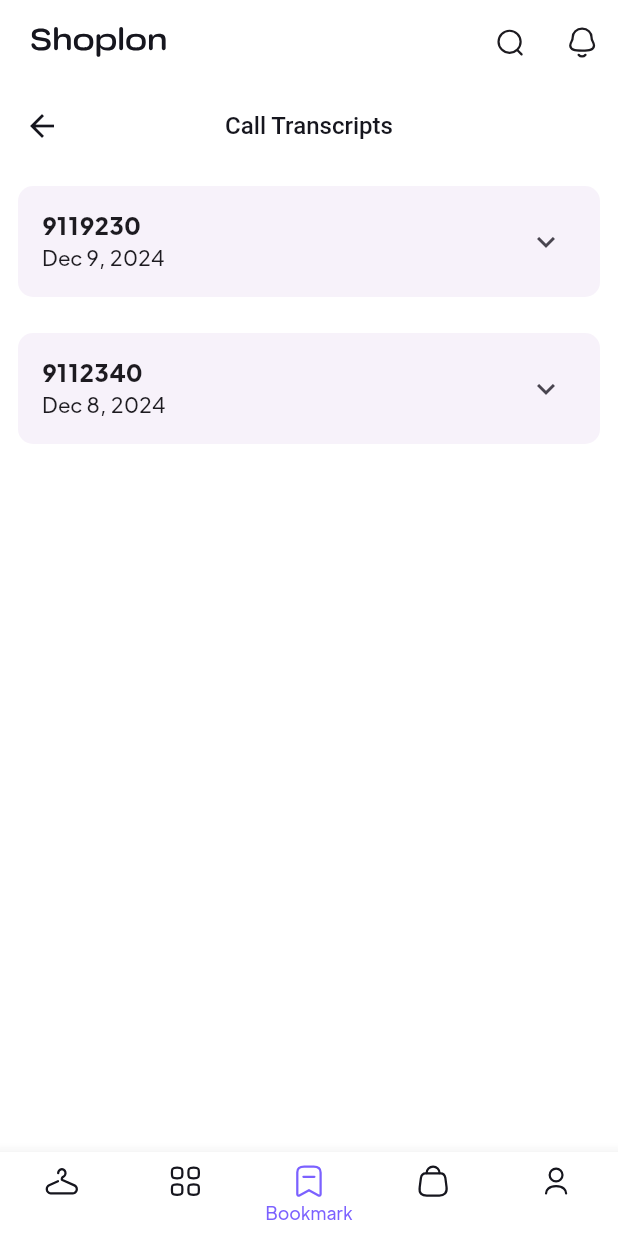
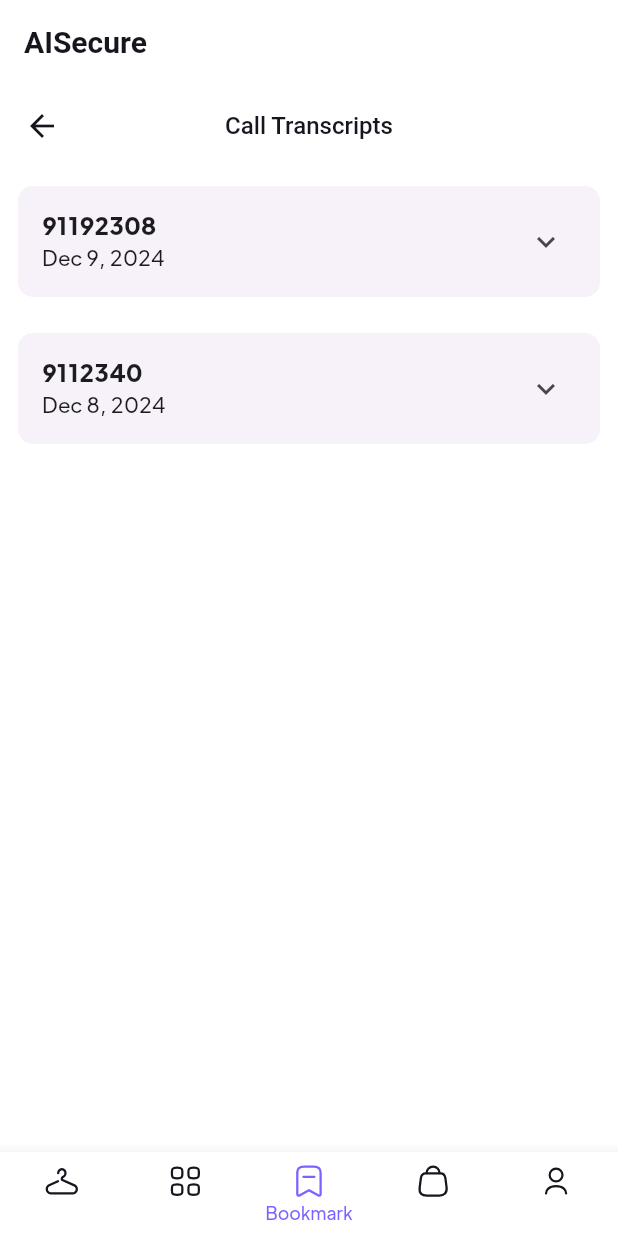
Before and after one commit to Alan2201038/JTACS, a Flutter app: the EntryPoint screen opened by its route, item 3 of the bottom bar chosen, on a phone screen of 412 x 824 dp. Run offline on Flutter 3.47's test engine with Material 3 defaults, Android fonts, the phone set to English and light mode, and no system bars; our stand-ins replace cached_network_image, flutter_local_notifications, flutter_rating_bar, flutter_svg, form_field_validator; missing offline and left inert: flutter_vibrate.

Commit message:
added notifs

```diff
--- a/lib/entry_point.dart
+++ b/lib/entry_point.dart
@@ -39,46 +39,18 @@ class _EntryPointState extends State<EntryPoint> {
 
     return Scaffold(
       appBar: AppBar(
-        // pinned: true,
-        // floating: true,
-        // snap: true,
   backgroundColor: Theme.of(context).scaffoldBackgroundColor,
   leading: const SizedBox(),
   leadingWidth: 0,
   centerTitle: false,
-        title: SvgPicture.asset(
-          "assets/logo/Shoplon.svg",
-          colorFilter: ColorFilter.mode(
-              Theme.of(context).iconTheme.color!, BlendMode.srcIn),
-          height: 20,
-          width: 100,
-        ),
-        actions: [
-          IconButton(
-            onPressed: () {
-              Navigator.pushNamed(context, searchScreenRoute);
-            },
-            icon: SvgPicture.asset(
-              "assets/icons/Search.svg",
-              height: 24,
-              colorFilter: ColorFilter.mode(
-                  Theme.of(context).textTheme.bodyLarge!.color!,
-                  BlendMode.srcIn),
+  title: Text(
+    "AISecure",
+    style: TextStyle(
+      fontSize: 20,
+      fontWeight: FontWeight.bold,
+      color: Theme.of(context).iconTheme.color,
     ),
   ),
-          IconButton(
-            onPressed: () {
-              Navigator.pushNamed(context, notificationsScreenRoute);
-            },
-            icon: SvgPicture.asset(
-              "assets/icons/Notification.svg",
-              height: 24,
-              colorFilter: ColorFilter.mode(
-                  Theme.of(context).textTheme.bodyLarge!.color!,
-                  BlendMode.srcIn),
-            ),
-          ),
-        ],
 ),
       // body: _pages[_currentIndex],
       body: PageTransitionSwitcher(
--- a/lib/route/route_constants.dart
+++ b/lib/route/route_constants.dart
@@ -19,6 +19,7 @@ const String productDetailsScreenRoute = "product_details";
 const String productReviewsScreenRoute = "product_reviews";
 const String addReviewsScreenRoute = "add_reviews";
 const String homeScreenRoute = "home";
+const String transcriptRoute = "notif_transcript";
 const String brandScreenRoute = "brand";
 const String discoverWithImageScreenRoute = "discover_with_image";
 const String subDiscoverScreenRoute = "sub_discover";
--- a/lib/route/router.dart
+++ b/lib/route/router.dart
@@ -3,6 +3,7 @@ import 'package:shop/entry_point.dart';
 
 import '../screens/checkout/views/callMonitoringScreen.dart';
 import 'screen_export.dart';
+import '../screens/infoscam/notif_Transcript.dart';
 
 // Yuo will get 50+ screens and more once you have the full template
 // 🔗 Full template: https://theflutterway.gumroad.com/l/fluttershop
@@ -147,6 +148,10 @@ Route<dynamic> generateRoute(RouteSettings settings) {
     case homeScreenRoute:
       return MaterialPageRoute(
         builder: (context) => const HomeScreen(),
+      );
+    case transcriptRoute:
+      return MaterialPageRoute(
+        builder: (context) =>  NextOfKinTranscriptScreen(),
       );
     // case brandScreenRoute:
     //   return MaterialPageRoute(
--- a/lib/screens/bookmark/views/transcript_screen.dart
+++ b/lib/screens/bookmark/views/transcript_screen.dart
@@ -3,23 +3,35 @@ import 'package:flutter/material.dart';
 class TranscriptScreen extends StatelessWidget {
   final List<Map<String, dynamic>> transcripts = [
   {
-      "callId": "9119230",
+    "callId": "91192308",
     "time": "Dec 9, 2024",
     "entries": [
-        {"time": "10:00 AM", "speaker": "Caller", "message": "Hello, this is John from XYZ company."},
-        {"time": "10:01 AM", "speaker": "You", "message": "Hi John, how can I help you?"},
-        {"time": "10:02 AM", "speaker": "Caller", "message": "We are offering a limited-time investment opportunity."},
-        {"time": "10:03 AM", "speaker": "You", "message": "I’m not interested, thank you."},
+      {"time": "10:00 AM", "speaker": "Caller", "message": "Hello, this is Alex from ABC Bank’s fraud detection team. We’ve detected suspicious activity on your account."},
+      {"time": "10:01 AM", "speaker": "You", "message": "Oh no, what kind of activity?"},
+      {"time": "10:02 AM", "speaker": "Caller", "message": "There was an unauthorized transfer of 1,200 attempted to an international account. To secure your funds, we need to verify your identity immediately."},
+      {"time": "10:03 AM", "speaker": "You", "message": "That’s strange. What do I need to do?"},
+      {"time": "10:04 AM", "speaker": "Caller", "message": "I’ve just sent a One-Time Password (OTP) to your registered mobile number. Please read it out to me so I can authenticate and block the transaction."},
+      {"time": "10:05 AM", "speaker": "You", "message": "Wait, how do I know this is actually from ABC Bank?"},
+      {"time": "10:06 AM", "speaker": "Caller", "message": "I completely understand your concern. You can verify our fraud department’s number on the back of your bank card. But please act fast, as this transfer is pending and could go through any minute."},
+      {"time": "10:07 AM", "speaker": "You", "message": "Let me check my account first."},
+      {"time": "10:08 AM", "speaker": "Caller", "message": "If you don’t provide the OTP now, we won’t be able to block the transfer in time, and your money could be lost. This is urgent for your account’s safety."},
+      {"time": "10:09 AM", "speaker": "You", "message": "I’ll call the bank directly, thank you."},
     ]
   },
   {
     "callId": "9112340",
     "time": "Dec 8, 2024",
     "entries": [
-        {"time": "2:00 PM", "speaker": "Caller", "message": "Hi, we are offering a free vacation!"},
-        {"time": "2:01 PM", "speaker": "You", "message": "Sounds too good to be true."},
-        {"time": "2:02 PM", "speaker": "Caller", "message": "No, it’s absolutely real! Just share your credit card details."},
-        {"time": "2:03 PM", "speaker": "You", "message": "No thanks, goodbye."},
+      {"time": "3:00 PM", "speaker": "Caller", "message": "Hi, this is Rachel from XYZ Bank. We’re reaching out because your account has been compromised."},
+      {"time": "3:01 PM", "speaker": "You", "message": "Compromised? What happened?"},
+      {"time": "3:02 PM", "speaker": "Caller", "message": "Someone attempted to log in to your account from an unrecognized device in a foreign country. For your protection, we need to reset your account access."},
+      {"time": "3:03 PM", "speaker": "You", "message": "That’s concerning. What do I need to do?"},
+      {"time": "3:04 PM", "speaker": "Caller", "message": "I’m sending you a secure OTP via SMS. Please share it with me so I can lock your account and prevent further access."},
+      {"time": "3:05 PM", "speaker": "You", "message": "Shouldn’t I just reset my password instead?"},
+      {"time": "3:06 PM", "speaker": "Caller", "message": "That’s part of the process, but I need the OTP first to initiate the security lock. This is standard protocol to ensure your safety."},
+      {"time": "3:07 PM", "speaker": "You", "message": "Alright, let me check my messages first."},
+      {"time": "3:08 PM", "speaker": "Caller", "message": "Please don’t delay. Time is critical here. If the hacker completes their login, your funds could be at risk."},
+      {"time": "3:09 PM", "speaker": "You", "message": "I’ll contact the bank directly, thank you."},
     ]
   },
 ];
--- a/pubspec.yaml
+++ b/pubspec.yaml
@@ -21,6 +21,7 @@ dependencies:
   animations: ^2.0.11
   url_launcher: ^6.3.0
   flutter_vibrate: ^1.0.2
+  flutter_local_notifications: ^15.0.0
 
 
 dev_dependencies:
```
Also changed, not shown: lib/main.dart (+55 -5 lines), lib/screens/home/views/home_screen.dart (+30 -3 lines), lib/screens/infoscam/notif_Transcript.dart (added, +123 -0 lines), pubspec.lock, 1 other file. Lines whose indentation alone changed are shown as unchanged.
